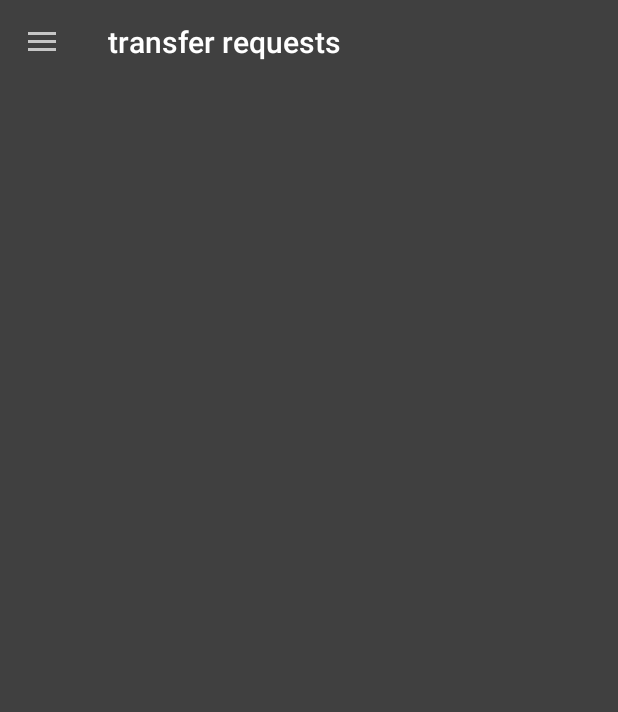
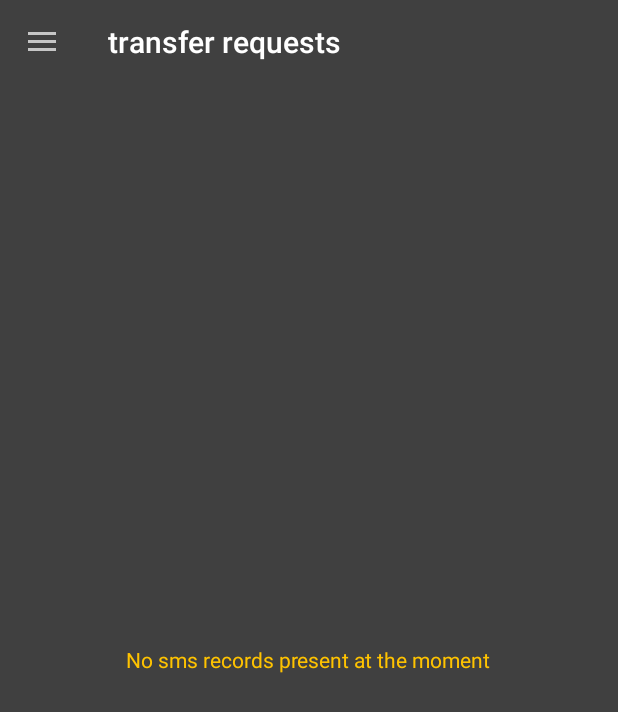
Before and after one commit to hilpitome/Wari, an Android app: the screen it shows after launch (MainActivity), after a tap on "transfer requests", on a phone screen of 412 x 824 dp. Shown: the top 712 px of the screen. Run offline under Robolectric (Android 15) with nearby library versions, the phone set to English and light mode, and no system bars; 1 other tap on this screen came first.

```diff
--- a/app/src/main/java/com/warivirtualpos/wari/MainActivity.java
+++ b/app/src/main/java/com/warivirtualpos/wari/MainActivity.java
@@ -40,12 +40,13 @@ public class MainActivity extends AppCompatActivity implements NavigationView.On
         // default to msgsOperateur
 
         if (null != savedInstanceState) {
-            navItemId = savedInstanceState.getInt(NAV_ITEM_ID,R.id.nav_transfers);
+            navItemId = savedInstanceState.getInt(NAV_ITEM_ID);
         } else {
             navItemId =R.id.nav_withdrawals;
         }
 
         displayView(navItemId);
+        navigationView.setCheckedItem(navItemId);
     }
 
     @Override
--- a/app/src/main/java/com/warivirtualpos/wari/TransferRequestAdapter.java
+++ b/app/src/main/java/com/warivirtualpos/wari/TransferRequestAdapter.java
@@ -37,9 +37,9 @@ public class TransferRequestAdapter extends RecyclerView.Adapter<TransferRequest
             holder.senderLastnameTv.setText(requestData.getSenderLastName());
             holder.senderFirstnameTv.setText(requestData.getSenderFirstname());
             holder.senderPhoneTv.setText(requestData.getSenderPhone());
-            holder.amountTv.setText(requestData.getAmount());
+            holder.amountTv.setText(String.valueOf(requestData.getAmount()));
             holder.beneficiaryLastnameTv.setText(requestData.getBeneficiaryFirstname());
-            holder.beneficiaryFirstnameTv.setText(requestData.getBeneficiaryFirstname());
+            holder.beneficiaryFirstnameTv.setText(requestData.getBeneficiaryLastname());
             holder.beneficiaryPhoneTv.setText(requestData.getBeneficiaryPhone());
 
         }
--- a/app/src/main/java/com/warivirtualpos/wari/TransferRequestsFragment.java
+++ b/app/src/main/java/com/warivirtualpos/wari/TransferRequestsFragment.java
@@ -4,6 +4,7 @@ import android.os.Bundle;
 import android.support.v4.app.Fragment;
 import android.support.v7.widget.LinearLayoutManager;
 import android.support.v7.widget.RecyclerView;
+import android.util.Log;
 import android.view.LayoutInflater;
 import android.view.View;
 import android.view.ViewGroup;
@@ -32,6 +33,7 @@ public class TransferRequestsFragment extends Fragment {
         super.onCreate(savedInstanceState);
         databaseHandler = new DatabaseHandler(getActivity());
         records = databaseHandler.getRequestData();
+        Log.e("withdrawalsize", String.valueOf(records.size()));
     }
     @Override
     public View onCreateView(LayoutInflater inflater, ViewGroup container,
--- a/app/src/main/java/com/warivirtualpos/wari/WithdrawRequestFragment.java
+++ b/app/src/main/java/com/warivirtualpos/wari/WithdrawRequestFragment.java
@@ -4,6 +4,7 @@ import android.os.Bundle;
 import android.support.v4.app.Fragment;
 import android.support.v7.widget.LinearLayoutManager;
 import android.support.v7.widget.RecyclerView;
+import android.util.Log;
 import android.view.LayoutInflater;
 import android.view.View;
 import android.view.ViewGroup;
@@ -31,6 +32,7 @@ public class WithdrawRequestFragment extends Fragment {
         super.onCreate(savedInstanceState);
         databaseHandler = new DatabaseHandler(getActivity());
         records = databaseHandler.getWithdrawalData();
+        Log.e("records", String.valueOf(records.size()));
     }
     @Override
     public View onCreateView(LayoutInflater inflater, ViewGroup container,
--- a/app/src/main/java/com/warivirtualpos/wari/WithdrawalRequestAdapter.java
+++ b/app/src/main/java/com/warivirtualpos/wari/WithdrawalRequestAdapter.java
@@ -25,7 +25,7 @@ public class WithdrawalRequestAdapter extends RecyclerView.Adapter<WithdrawalReq
         @Override
         public MyViewHolder onCreateViewHolder(ViewGroup parent, int viewType) {
             View itemView = LayoutInflater.from(parent.getContext())
-            .inflate(R.layout.request_item_row, parent, false);
+            .inflate(R.layout.withdraw_item_row, parent, false);
 
             return new MyViewHolder(itemView);
         }
@@ -33,6 +33,10 @@ public class WithdrawalRequestAdapter extends RecyclerView.Adapter<WithdrawalReq
         @Override
         public void onBindViewHolder(MyViewHolder holder, int position) {
             WithdrawalData withdrawalData = withdrawalDataList.get(position);
+            holder.lastnameTv.setText(withdrawalData.getLastname());
+            holder.firstnameTv.setText(withdrawalData.getFirstname());
+            holder.phoneTv.setText(withdrawalData.getPhone());
+            holder.confirmationTv.setText(withdrawalData.getConfirmation());
 
         }
 
--- a/app/src/main/java/com/warivirtualpos/wari/utils/DatabaseHandler.java
+++ b/app/src/main/java/com/warivirtualpos/wari/utils/DatabaseHandler.java
@@ -36,7 +36,7 @@ public class DatabaseHandler extends SQLiteOpenHelper {
     private static final String SENDER_PHONE = "sender_phone";
     private static final String AMOUNT = "amount";
     private static final String BENEFICIARY_LAST_NAME = "beneficiary_last_name";
-    private static final String BENEFICIARY_FIRST_NAME= "sender_first_name";
+    private static final String BENEFICIARY_FIRST_NAME= "beneficiary_first_name";
     private static final String BENEFICIARY_PHONE = "beneficiary_phone";
     // withrawal_requests column names
     private static final String WITHDRAWER_LAST_NAME = "last_name";
@@ -51,16 +51,16 @@ public class DatabaseHandler extends SQLiteOpenHelper {
 
     @Override
     public void onCreate(SQLiteDatabase sqLiteDatabase) {
-        String CREATE_RAPPORT_TABLE = "CREATE TABLE " + TABLE_TRANSFER_REQUESTS  + "("
+        String CREATE_TABLE_TRANSFER_REQUESTS = "CREATE TABLE " + TABLE_TRANSFER_REQUESTS  + "("
                 + ID + " INTEGER PRIMARY KEY," + DATE + " TEXT,"+ SENDER_LAST_NAME + " TEXT,"
                 + SENDER_FIRST_NAME  + " TEXT," + SENDER_PHONE + " TEXT," + AMOUNT+ " INTEGER," + BENEFICIARY_LAST_NAME+ " TEXT,"+
                 BENEFICIARY_FIRST_NAME+ " TEXT,"+BENEFICIARY_PHONE+" TEXT"+")";
 
-        String CREATE_TABLE_MESSAGES_OPERATUER = "CREATE TABLE " + TABLE_WITHDRAWAL_REQUESTS  + "("
+        String CREATE_TABLE_WITHDRAWAL_REQUESTS = "CREATE TABLE " + TABLE_WITHDRAWAL_REQUESTS  + "("
                 + ID + " INTEGER PRIMARY KEY," + DATE +" TEXT,"+WITHDRAWER_FIRST_NAME+" TEXT,"+WITHDRAWER_LAST_NAME +" TEXT,"
-                +WITHDARAWER_PHONE+" TEXT,"+CONFIRMATION+"TEXT"+")";
-        sqLiteDatabase.execSQL(CREATE_RAPPORT_TABLE);
-        sqLiteDatabase.execSQL(CREATE_TABLE_MESSAGES_OPERATUER);
+                +WITHDARAWER_PHONE+" TEXT,"+CONFIRMATION+" TEXT"+")";
+        sqLiteDatabase.execSQL(CREATE_TABLE_TRANSFER_REQUESTS);
+        sqLiteDatabase.execSQL(CREATE_TABLE_WITHDRAWAL_REQUESTS);
 
     }
 
@@ -84,9 +84,9 @@ public class DatabaseHandler extends SQLiteOpenHelper {
         contentValues.put(SENDER_LAST_NAME, requestData.getSenderLastName());
         contentValues.put(SENDER_FIRST_NAME, requestData.getSenderFirstname());
         contentValues.put(SENDER_PHONE, requestData.getSenderPhone());
-        contentValues.put(BENEFICIARY_LAST_NAME, requestData.getSenderLastName());
-        contentValues.put(BENEFICIARY_FIRST_NAME, requestData.getSenderFirstname());
-        contentValues.put(BENEFICIARY_PHONE, requestData.getSenderPhone());
+        contentValues.put(BENEFICIARY_LAST_NAME, requestData.getBeneficiaryLastname());
+        contentValues.put(BENEFICIARY_FIRST_NAME, requestData.getBeneficiaryFirstname());
+        contentValues.put(BENEFICIARY_PHONE, requestData.getBeneficiaryPhone());
         contentValues.put(AMOUNT,requestData.getAmount());
 
         db.insert(TABLE_TRANSFER_REQUESTS , null, contentValues);
@@ -105,7 +105,7 @@ public class DatabaseHandler extends SQLiteOpenHelper {
             int id = cursor.getInt(cursor.getColumnIndex(ID));
             String date =      cursor.getString(cursor.getColumnIndex(DATE));
             String senderLastName = cursor.getString(cursor.getColumnIndex(SENDER_LAST_NAME));
-            String senderFirstName = cursor.getString(cursor.getColumnIndex(SENDER_LAST_NAME));
+            String senderFirstName = cursor.getString(cursor.getColumnIndex(SENDER_FIRST_NAME));
             String senderPhone = cursor.getString(cursor.getColumnIndex(SENDER_PHONE));
             int amount  = cursor.getInt(cursor.getColumnIndex(AMOUNT));
             String beneficiaryLastName = cursor.getString(cursor.getColumnIndex(BENEFICIARY_LAST_NAME));
--- a/app/src/main/res/layout/fragment_transfers_layout.xml
+++ b/app/src/main/res/layout/fragment_transfers_layout.xml
@@ -1,6 +1,23 @@
 <?xml version="1.0" encoding="utf-8"?>
-<LinearLayout xmlns:android="http://schemas.android.com/apk/res/android"
-    android:orientation="vertical" android:layout_width="match_parent"
+<RelativeLayout xmlns:android="http://schemas.android.com/apk/res/android"
+    xmlns:app="http://schemas.android.com/apk/res-auto"
+    xmlns:tools="http://schemas.android.com/tools"
+    android:layout_width="match_parent"
     android:layout_height="match_parent">
 
-</LinearLayout>
+    <TextView
+        android:layout_width="wrap_content"
+        android:layout_height="wrap_content"
+        android:id="@+id/no_sms_tv"
+        android:text="No sms records present at the moment"
+        android:layout_centerInParent="true"/>
+    <android.support.v7.widget.RecyclerView
+        android:layout_width="match_parent"
+        android:layout_height="wrap_content"
+        android:id="@+id/recyclerView"
+        android:visibility="gone">
+
+    </android.support.v7.widget.RecyclerView>
+
+
+</RelativeLayout>
--- a/app/src/main/res/layout/request_item_row.xml
+++ b/app/src/main/res/layout/request_item_row.xml
@@ -93,7 +93,7 @@
                 android:layout_width="wrap_content"
                 android:layout_height="wrap_content"
 
-                android:text="Sender Details"/>
+                android:text="Beneficiary Details"/>
         </LinearLayout>
         <LinearLayout
             android:layout_width="match_parent"
@@ -131,7 +131,8 @@
         </LinearLayout>
         <LinearLayout
             android:layout_width="match_parent"
-            android:layout_height="wrap_content">
+            android:layout_height="wrap_content"
+            android:layout_marginBottom="8dp">
             <TextView
                 android:layout_width="wrap_content"
                 android:layout_height="wrap_content"
--- a/app/src/main/res/layout/withdraw_item_row.xml
+++ b/app/src/main/res/layout/withdraw_item_row.xml
@@ -62,11 +62,12 @@
         </LinearLayout>
         <LinearLayout
             android:layout_width="match_parent"
-            android:layout_height="wrap_content">
+            android:layout_height="wrap_content"
+            android:layout_marginBottom="8dp">
             <TextView
                 android:layout_width="wrap_content"
                 android:layout_height="wrap_content"
-                android:id="@+id/sd_number_title"
+                android:id="@+id/confirmation_title"
                 android:textColor="@color/orange_400"
                 android:text="CONFIRMATION"
                 android:layout_marginRight="8dp"/>
```
Also changed, not shown: app/src/main/AndroidManifest.xml (+11 -0 lines), app/src/main/java/com/warivirtualpos/wari/services/IncomingSms.java (+18 -17 lines).
